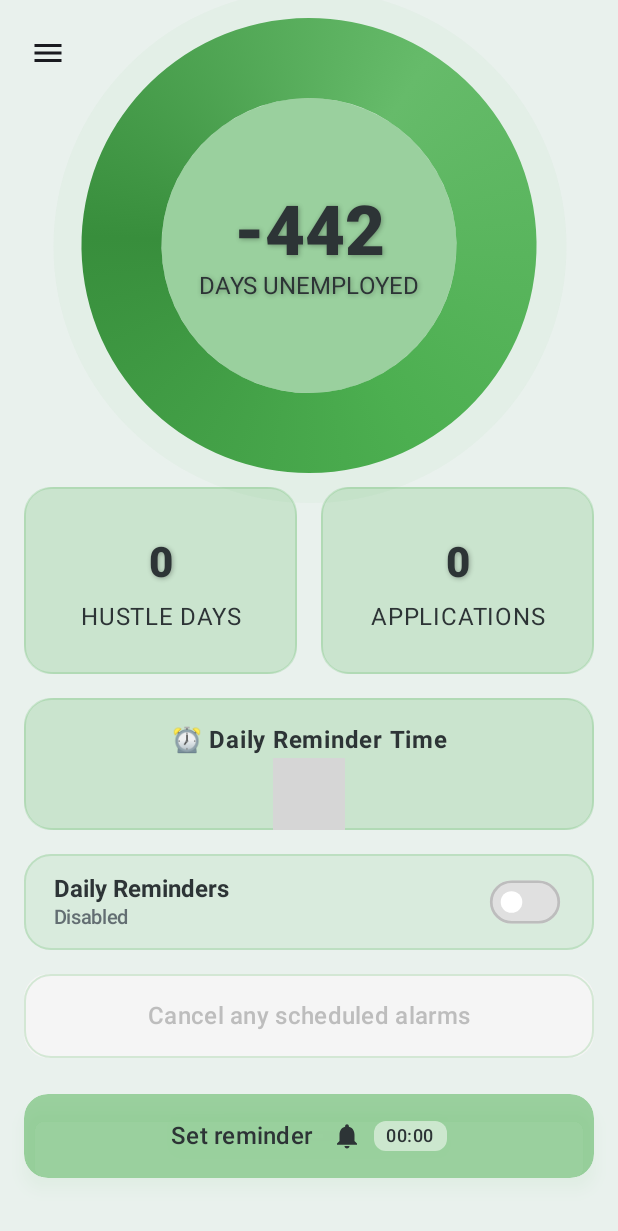
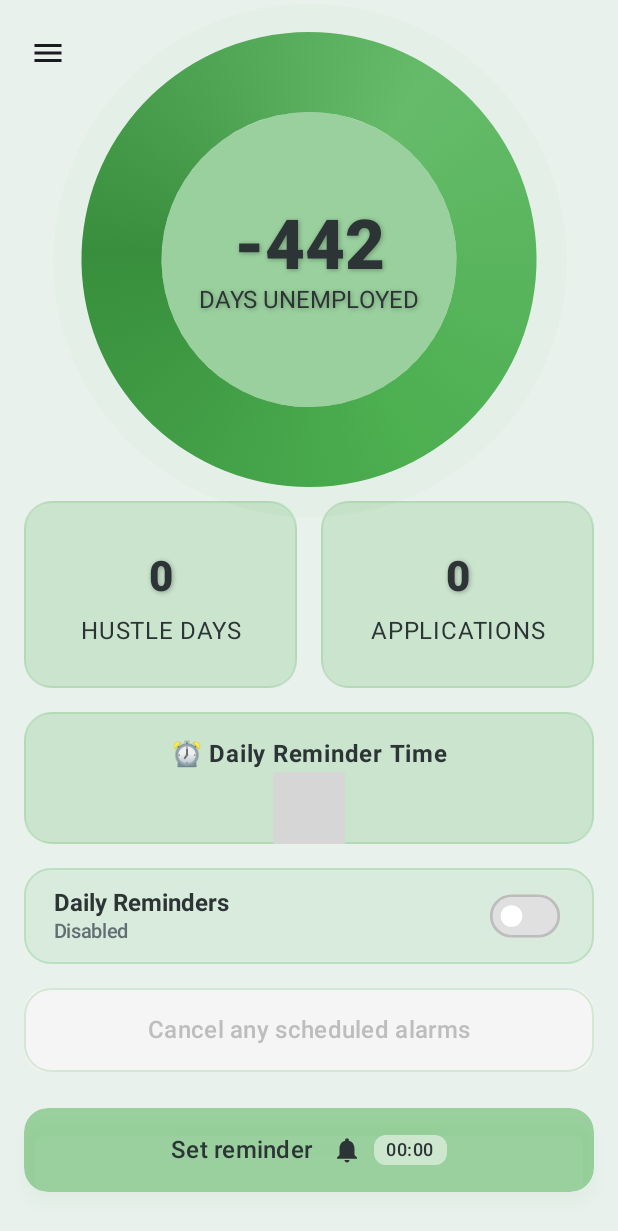
Before and after one commit to BERLINx03/misery-reminder, an Android app built with Jetpack Compose: the screen it shows after launch (MainActivity), on a phone screen of 412 x 824 dp. Shown: the top 1231 px of the screen. Run offline under Robolectric (Android 15) with nearby library versions, the phone set to English and light mode, and no system bars; our stand-ins replace Room's generated code; libraries missing offline, so code that uses them is left out: com.commandiron.wheel_picker_compose; 9 statements that could not run were skipped; grey boxes are pictures that could not be loaded.

Commit message:
UI, UX
- Align main screen content to the top.
- Add ellipsis for overflowing card label text.

```diff
--- a/app/src/main/java/com/example/miseryreminder/ui/MainScreen.kt
+++ b/app/src/main/java/com/example/miseryreminder/ui/MainScreen.kt
@@ -163,8 +163,8 @@ fun MainScreen(alarmManager: AlarmSchedular, daysElapsed: Long, hustledDays: Int
         modifier = Modifier
             .fillMaxSize()
             .background(marginColor.copy(alpha = 0.1f))
-            .verticalScroll(scrollState),
-        verticalArrangement = Arrangement.Center,
+            .verticalScroll(scrollState).padding(top = 32.dp),
+        verticalArrangement = Arrangement.Top,
         horizontalAlignment = Alignment.CenterHorizontally,
 
     ) {
--- a/app/src/main/java/com/example/miseryreminder/ui/utils/CardUtils.kt
+++ b/app/src/main/java/com/example/miseryreminder/ui/utils/CardUtils.kt
@@ -19,6 +19,7 @@ import androidx.compose.ui.graphics.Shadow
 import androidx.compose.ui.text.TextStyle
 import androidx.compose.ui.text.font.FontWeight
 import androidx.compose.ui.text.style.TextAlign
+import androidx.compose.ui.text.style.TextOverflow
 import androidx.compose.ui.unit.dp
 import androidx.compose.ui.unit.sp
 
@@ -70,6 +71,7 @@ fun CardWrapper(
             Text(
                 text = label,
                 maxLines = 1,
+                overflow = TextOverflow.Ellipsis,
                 color = if(isDarkMode)Color(0xFFECF0F1)   else Color(0xFF2d3436),
                 fontSize = 16.sp,
                 fontWeight = FontWeight.Normal,
```
